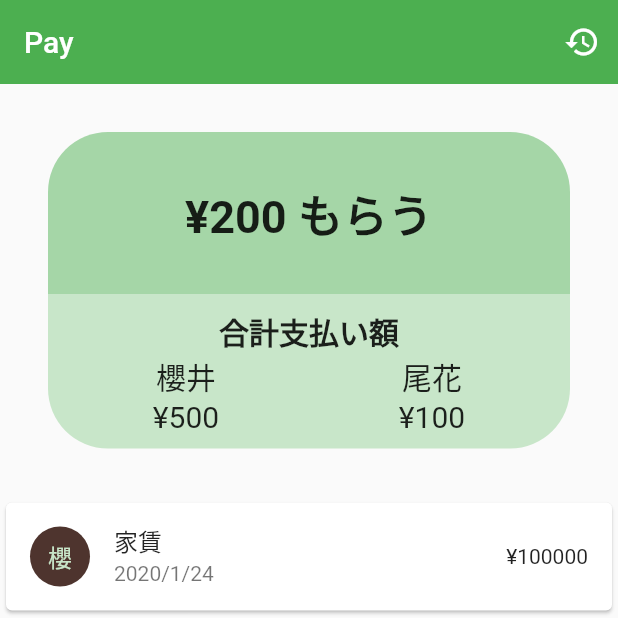
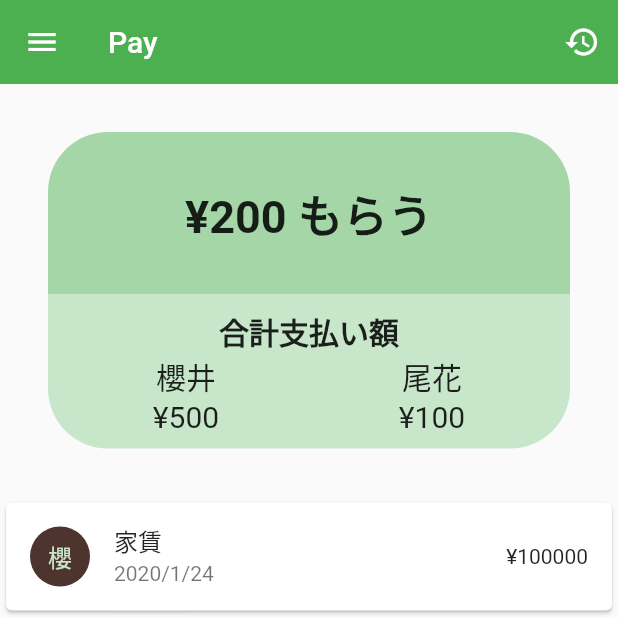
Before and after one commit to shibadog39/refactor-room-sharing-flutter, a Flutter app: the screen it shows after launch, on a phone screen of 412 x 824 dp, the top half of it. Run offline on Flutter 3.47's test engine with Material 2 defaults, Android fonts, the phone set to English and light mode, and no system bars.

Commit message:
drawerの追加 https://flutter.dev/docs/cookbook/design/drawer

```diff
--- a/lib/main.dart
+++ b/lib/main.dart
@@ -93,7 +93,8 @@ class MyPay extends StatelessWidget {
     ),
   );
 
-  Widget listItem(Color color, String title) => Card(
+  Widget listItem(Color color, String title) =>
+      Card(
         child: ListTile(
           leading: CircleAvatar(
             backgroundColor: Colors.brown.shade800,
@@ -104,6 +105,30 @@ class MyPay extends StatelessWidget {
           trailing: Text('¥100000'),
         ),
       );
+
+  Widget buildDrawerList(BuildContext context) {
+    return ListView(
+      // Important: Remove any padding from the ListView.
+      padding: EdgeInsets.zero,
+      children: <Widget>[
+        DrawerHeader(
+          child: Text('Refactor Room Sharing'),
+          decoration: BoxDecoration(
+            color: Colors.green[400],
+          ),
+        ),
+        ListTile(
+          title: Text('ログアウト'),
+          onTap: () {
+            // Update the state of the app
+            // ...
+            // Then close the drawer
+            Navigator.pop(context);
+          },
+        )
+      ],
+    );
+  }
 
   @override
   Widget build(BuildContext context) {
@@ -117,6 +142,9 @@ class MyPay extends StatelessWidget {
           }, childCount: 20),
         ),
       ]),
+      drawer: Drawer(
+        child: buildDrawerList(context),
+      ),
       floatingActionButton: FloatingActionButton(
         tooltip: 'Increment',
         child: Icon(Icons.add),
@@ -142,7 +170,8 @@ class _MyPayBar extends StatelessWidget {
 }
 
 class MyHistory extends StatelessWidget {
-  Widget listItem(Color color, String title) => Card(
+  Widget listItem(Color color, String title) =>
+      Card(
         child: ListTile(
           leading: CircleAvatar(
             backgroundColor: Colors.brown.shade800,
```
